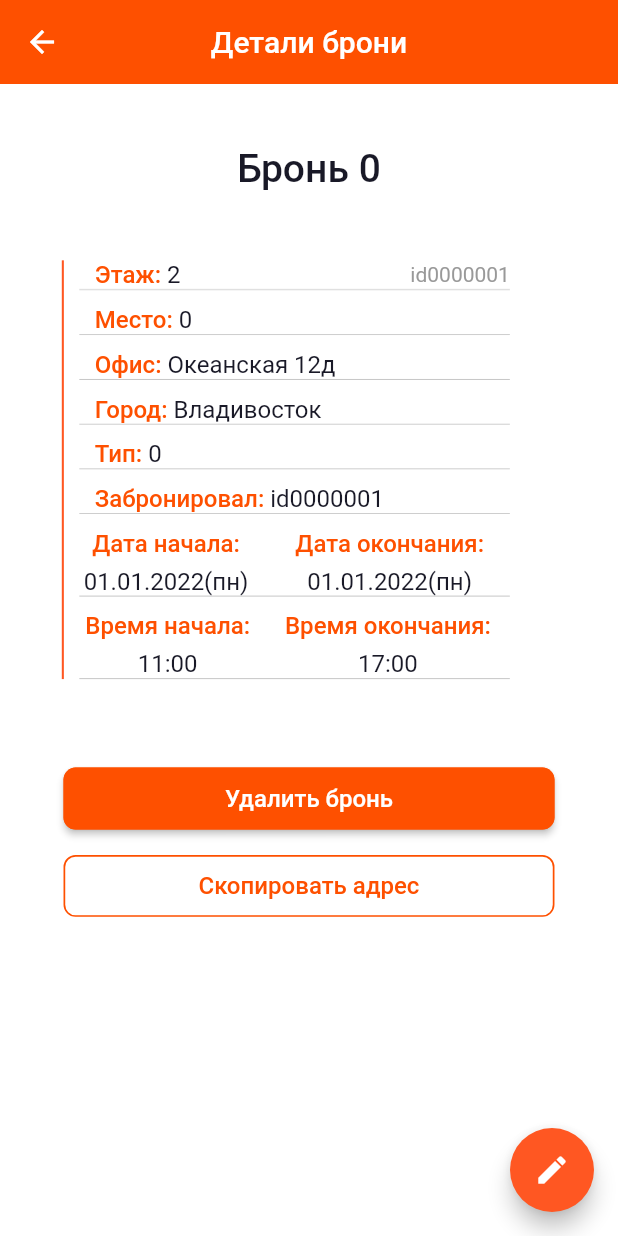
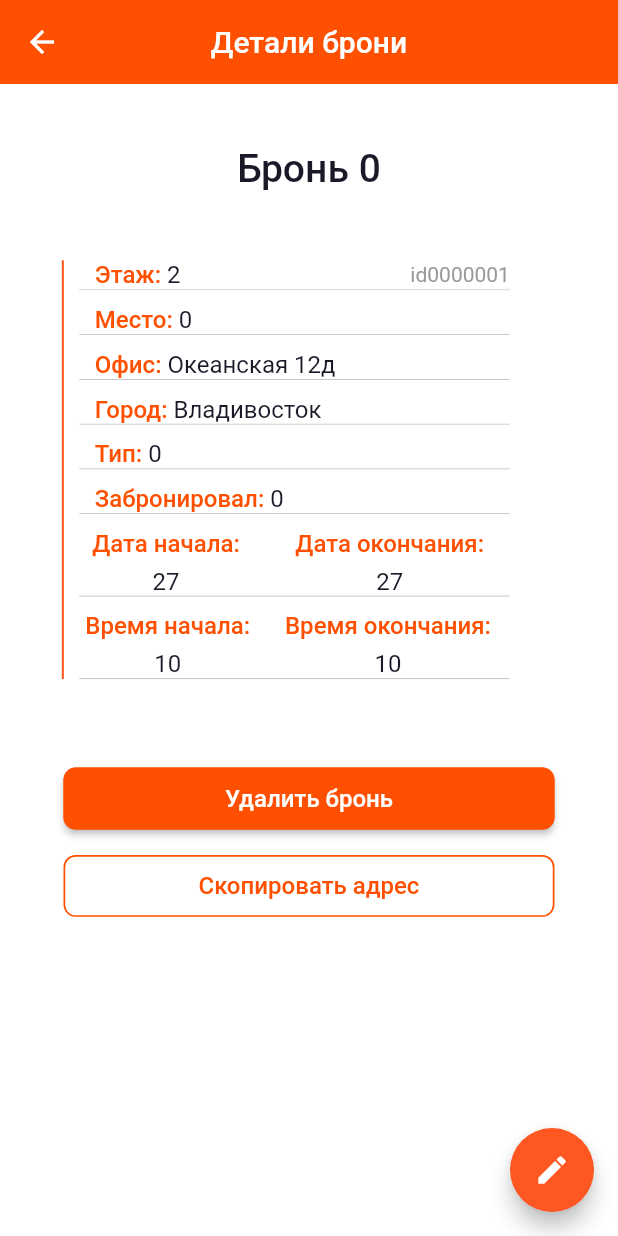
Before and after one commit to PainappuruNyan/flutter_study_project, a Flutter app: the BookingDetailScreen screen opened directly with empty values, on a phone screen of 412 x 824 dp. Run offline on Flutter 3.47's test engine with Material 2 defaults, Android fonts, the light colour scheme and no system bars; our stand-ins replace accordion, bloc, dartz, equatable, flutter_bloc, flutter_screenutil and 3 more; missing offline and left inert: icon_decoration; accounts and stored records are empty; project files that could hold a hidden picture were left out.

Commit message:
#27 fix booking card and details
Closes #27

See merge request plugin-fall/team5/atb_plugin_flutter!27

```diff
--- a/lib/src/presentation/booking/booking_details/booking_detail_screen.dart
+++ b/lib/src/presentation/booking/booking_details/booking_detail_screen.dart
@@ -162,7 +162,7 @@ class BookingDetailScreen extends StatelessWidget {
                               text: 'Забронировал: ',
                               children: <TextSpan>[
                                 TextSpan(
-                                  text: 'id0000001',
+                                  text: e.holder.toString(),
                                   style: Theme.of(context).textTheme.bodyText2,
                                 ),
                               ]),
@@ -190,7 +190,7 @@ class BookingDetailScreen extends StatelessWidget {
                                 ),
                                 SizedBox(height: 6.h),
                                 Text(
-                                  '01.01.2022(пн)',
+                                  e.start.day.toString(),
                                   style: Theme.of(context).textTheme.bodyText2,
                                 ),
                               ],
@@ -207,7 +207,7 @@ class BookingDetailScreen extends StatelessWidget {
                                 ),
                                 SizedBox(height: 6.h),
                                 Text(
-                                  '01.01.2022(пн)',
+                                  e.end.day.toString(),
                                   style: Theme.of(context).textTheme.bodyText2,
                                 ),
                               ],
@@ -239,7 +239,7 @@ class BookingDetailScreen extends StatelessWidget {
                                 ),
                                 SizedBox(height: 6.h),
                                 Text(
-                                  '11:00',
+                                  e.start.hour.toString(),
                                   style: Theme.of(context).textTheme.bodyText2,
                                 ),
                               ],
@@ -256,7 +256,7 @@ class BookingDetailScreen extends StatelessWidget {
                                 ),
                                 SizedBox(height: 6.h),
                                 Text(
-                                  '17:00',
+                                  e.end.hour.toString(),
                                   style: Theme.of(context).textTheme.bodyText2,
                                 ),
                               ],
--- a/lib/src/presentation/shared_widgets/booking_card.dart
+++ b/lib/src/presentation/shared_widgets/booking_card.dart
@@ -72,7 +72,7 @@ class BookingCard extends StatelessWidget {
                               child: Padding(
                                   padding: EdgeInsets.only(left: 10.sp),
                                   child: Text(
-                                      '01.02.2022 (пн) - 02.02.2022 (вт)\n21:00 - 05:00',
+                                      '${booking.start.day} - ${booking.end.day}\n${booking.start.hour} - ${booking.end.hour}',
                                       textAlign: TextAlign.center,
                                       style: Theme.of(context)
                                           .textTheme
```
